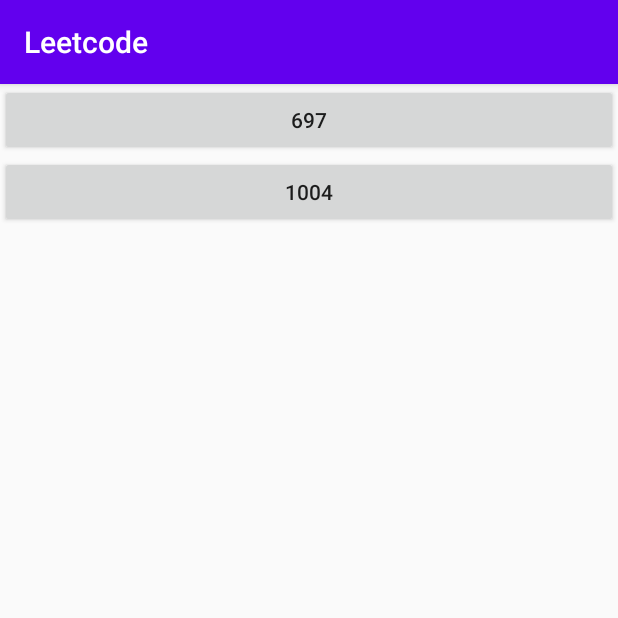
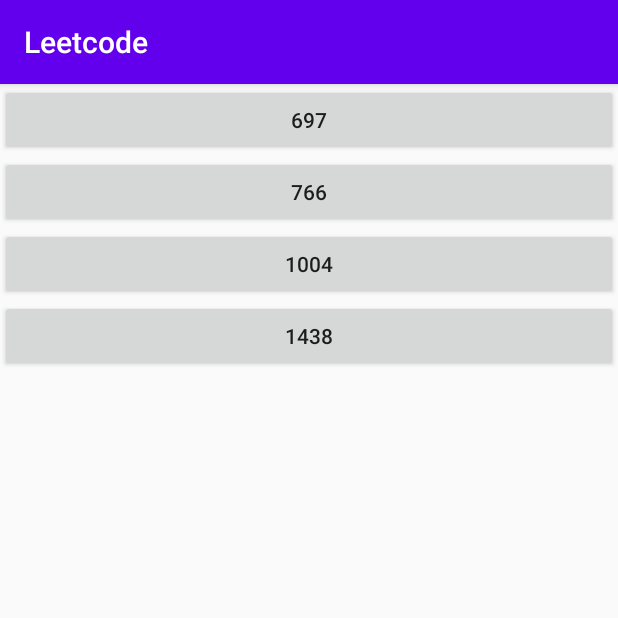
Before and after one commit to afei1223/Leetcode, an Android app: the screen it shows after launch (MainActivity), on a phone screen of 412 x 824 dp, the top half of it. Run offline under Robolectric (Android 15) with nearby library versions, the phone set to English and light mode, and no system bars.

Commit message:
add 1438

```diff
--- a/app/src/main/java/com/lb/leetcode/MainActivity.java
+++ b/app/src/main/java/com/lb/leetcode/MainActivity.java
@@ -22,6 +22,8 @@ public class MainActivity extends AppCompatActivity implements View.OnClickListe
         List<Integer> buttons = new ArrayList<>();
         buttons.add(R.id.leetcode1004);
         buttons.add(R.id.leetcode697);
+        buttons.add(R.id.leetcode1438);
+        buttons.add(R.id.leetcode766);
         StaticFun.buttonRegister(buttons,this,this);
     }
 
@@ -36,6 +38,12 @@ public class MainActivity extends AppCompatActivity implements View.OnClickListe
             case R.id.leetcode697:
                 quesNumber = 697;
                 break;
+            case R.id.leetcode1438:
+                quesNumber = 1438;
+                break;
+            case R.id.leetcode766:
+                quesNumber = 766;
+                break;
         }
         intent.putExtra("quesNumber",quesNumber);
         startActivity(intent);
--- a/app/src/main/res/layout/activity_main.xml
+++ b/app/src/main/res/layout/activity_main.xml
@@ -19,8 +19,18 @@
                 android:layout_width="match_parent"
                 android:layout_height="wrap_content"/>
             <Button
+                android:text="766"
+                android:id="@+id/leetcode766"
+                android:layout_width="match_parent"
+                android:layout_height="wrap_content"/>
+            <Button
                 android:text="1004"
                 android:id="@+id/leetcode1004"
+                android:layout_width="match_parent"
+                android:layout_height="wrap_content"/>
+            <Button
+                android:text="1438"
+                android:id="@+id/leetcode1438"
                 android:layout_width="match_parent"
                 android:layout_height="wrap_content"/>
         </LinearLayout>
```
Also changed, not shown: app/src/main/java/com/lb/leetcode/Solution1438.java (added, +55 -0 lines), app/src/main/java/com/lb/leetcode/Solution766.java (added, +20 -0 lines), app/src/main/java/com/lb/leetcode/SolutionActivity.java (+11 -0 lines).
